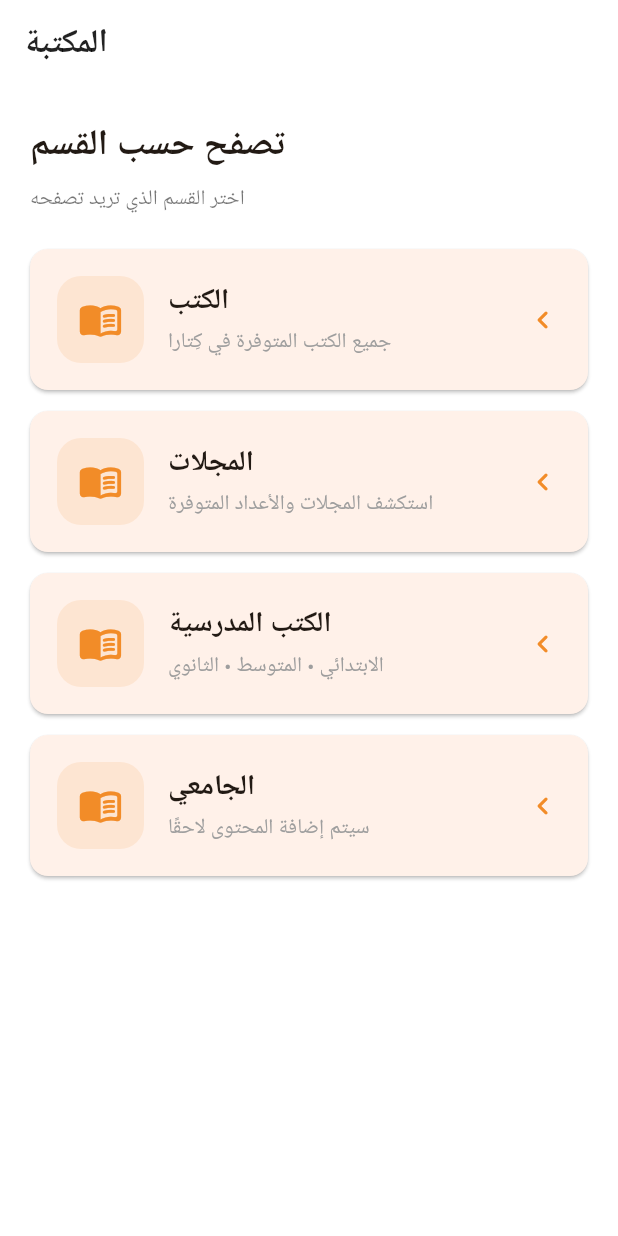
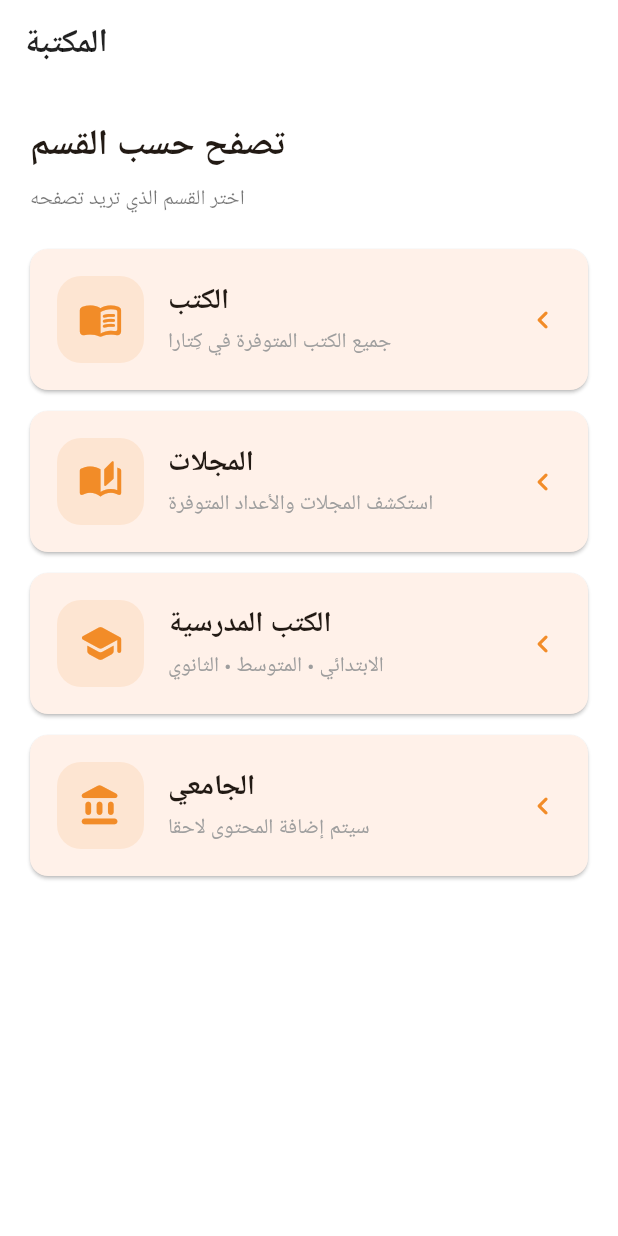
Before and after one commit to rezeroyagami-bit/manarat-al-kutub, a Flutter app: the LibraryScreen screen opened directly with empty values, on a phone screen of 412 x 824 dp. Run offline on Flutter 3.47's test engine with Material 3 defaults, Android fonts, the phone set to English and light mode, and no system bars; our stand-ins replace audioplayers, dio, google_mobile_ads, open_filex, shared_preferences, supabase_flutter; missing offline and left inert: public_file_saver; accounts and stored records are empty; Roboto replaces fonts that are missing (Amiri).

Commit message:
Polish library section cards

```diff
--- a/lib/screens/library_screen.dart
+++ b/lib/screens/library_screen.dart
@@ -1,9 +1,9 @@
 import 'package:flutter/material.dart';
 
 import '../models/book.dart';
+import '../services/supabase_service.dart';
 import 'details_screen.dart';
 import 'magazine_screen.dart';
-import '../services/supabase_service.dart';
 
 class LibraryScreen extends StatefulWidget {
   final List<Book> books;
@@ -55,7 +55,7 @@ class _LibraryScreenState extends State<LibraryScreen> {
         context: context,
         builder: (context) => AlertDialog(
           title: const Text('الجامعي'),
-          content: const Text('سيتم إضافة المحتوى لاحقًا.'),
+          content: const Text('سيتم إضافة المحتوى لاحقا'),
           actions: [
             TextButton(
               onPressed: () => Navigator.pop(context),
@@ -193,7 +193,7 @@ class _LibraryScreenState extends State<LibraryScreen> {
         _SectionCard(
           icon: Icons.account_balance_rounded,
           title: 'الجامعي',
-          subtitle: 'سيتم إضافة المحتوى لاحقًا',
+          subtitle: 'سيتم إضافة المحتوى لاحقا',
           onTap: () => _selectSection('الجامعي'),
         ),
       ],
@@ -229,7 +229,6 @@ class _LibraryScreenState extends State<LibraryScreen> {
       );
     }
 
-    final title = _selectedSchoolLevel ?? _selectedSection ?? '';
     final books = _sectionBooks;
 
     if (books.isEmpty) {
@@ -332,7 +331,7 @@ class _SectionCard extends StatelessWidget {
                   color: orange.withValues(alpha: 0.12),
                   borderRadius: BorderRadius.circular(16),
                 ),
-                child: const Icon(Icons.menu_book_rounded, color: orange, size: 30),
+                child: Icon(icon, color: orange, size: 30),
               ),
               const SizedBox(width: 16),
               Expanded(
```
